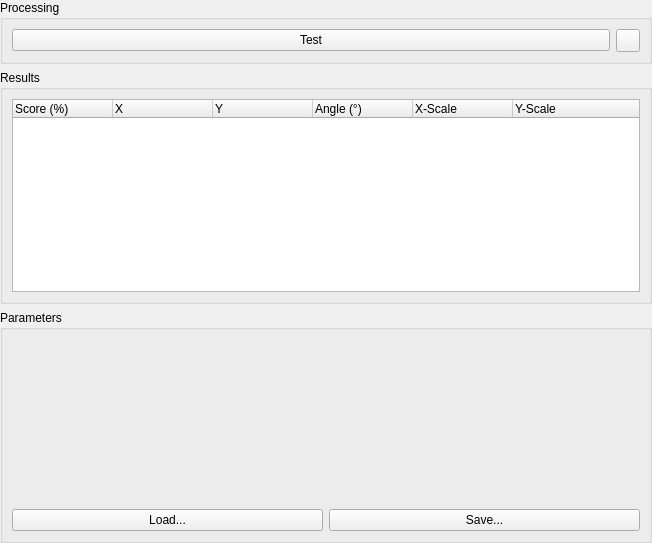
The window that AcfSln/Include/iqtipr/CSearchBasedFeaturesSupplierGuiComp.ui (ImagingTools/AcfPublic) describes before a commit, drawn with Qt 5.
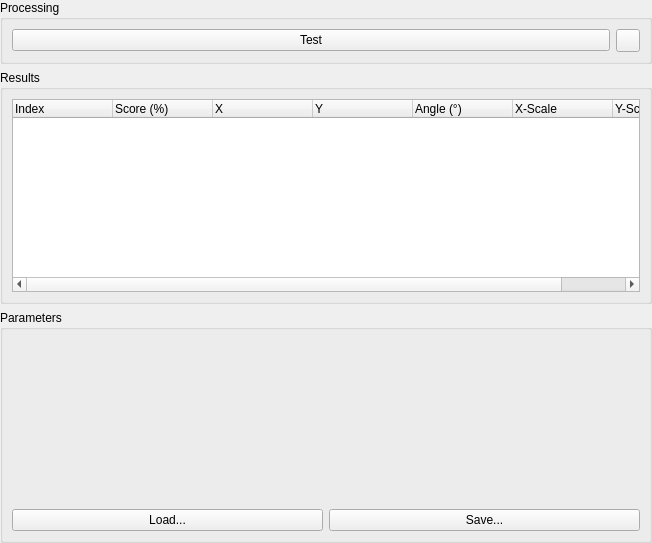
The same window after the commit. Icons and pictures are not drawn.

Commit message: Added Model Index feature to the CSearchFeature and corresponding GUI Some GUI fixes in CGeneralSearchParamsGuiComp.ui

Patch:
```diff
--- a/AcfSln/Include/iqtipr/CSearchBasedFeaturesSupplierGuiComp.ui
+++ b/AcfSln/Include/iqtipr/CSearchBasedFeaturesSupplierGuiComp.ui
@@ -73,6 +73,11 @@
      <layout class="QVBoxLayout" name="verticalLayout_3">
       <item>
        <widget class="QTreeWidget" name="ResultsList">
+        <column>
+         <property name="text">
+          <string>Index</string>
+         </property>
+        </column>
         <column>
          <property name="text">
           <string>Score (%)</string>
```
The commit also changes 5 other files.
